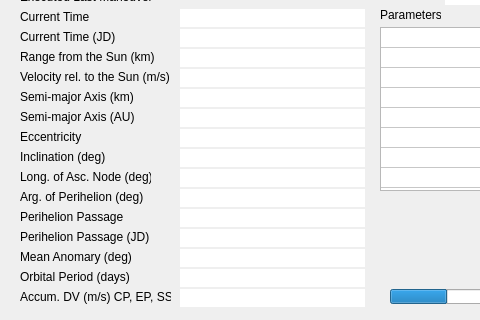
Before: the Qt Designer form ui/mainwindow.ui in whiskie14142/SolarSystemVoyager, drawn with Qt 5; both pictures show x 0 to 480 and y 380 to 700 of the 640 by 700 pixel window.
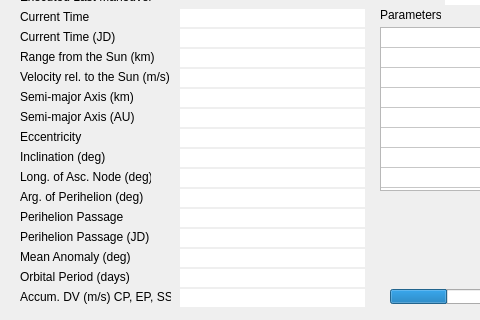
After: the same form once the commit is applied.

```diff
--- a/ui/mainwindow.ui
+++ b/ui/mainwindow.ui
@@ -519,7 +519,7 @@
      </rect>
     </property>
     <property name="text">
-     <string>Mean Anomary (deg)</string>
+     <string>Mean Anomaly (deg)</string>
     </property>
    </widget>
    <widget class="QLabel" name="label_13">
```
Left out of the diff: 2 changed lines with no effect on the pictures.
